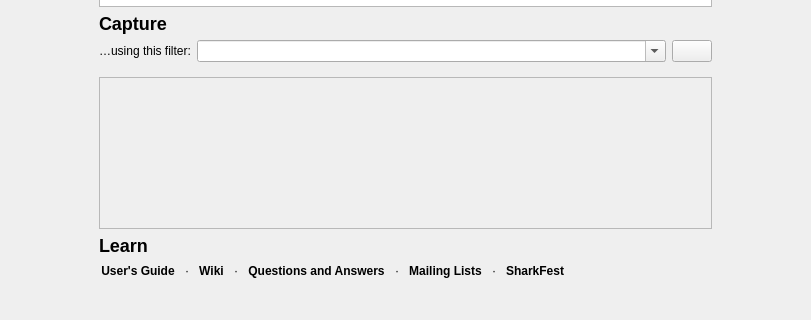
R-EAjks/Wireshark, file ui/qt/welcome_page.ui: the form before one commit; both pictures show x 0 to 811 and y 343 to 663 of the 811 by 663 pixel window.
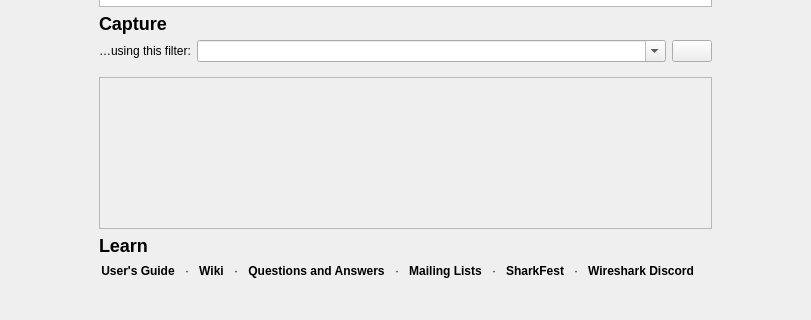
The form after the commit. Custom widgets are drawn as their Qt base class.

Commit message: Updating SharkFest link and adding Discord invite

```diff
--- a/ui/qt/welcome_page.ui
+++ b/ui/qt/welcome_page.ui
@@ -282,7 +282,11 @@
 
 &lt;td style=&quot;padding-left: 8px; padding-right: 8px;&quot;&gt;·&lt;/td&gt;
 
-&lt;th&gt;&lt;a href=&quot;https://sharkfesteurope.wireshark.org/&quot;&gt;SharkFest&lt;/a&gt;&lt;/th&gt;
+&lt;th&gt;&lt;a href=&quot;https://sharkfest.wireshark.org/&quot;&gt;SharkFest&lt;/a&gt;&lt;/th&gt;
+
+&lt;td style=&quot;padding-left: 8px; padding-right: 8px;&quot;&gt;·&lt;/td&gt;
+
+&lt;th&gt;&lt;a href=&quot;https://discord.com/invite/ts9GZCjGj5&quot;&gt;Wireshark Discord&lt;/a&gt;&lt;/th&gt;
 
 &lt;/tr&gt;&lt;/table&gt;
 &lt;/body&gt;&lt;/html&gt;</string>
```
